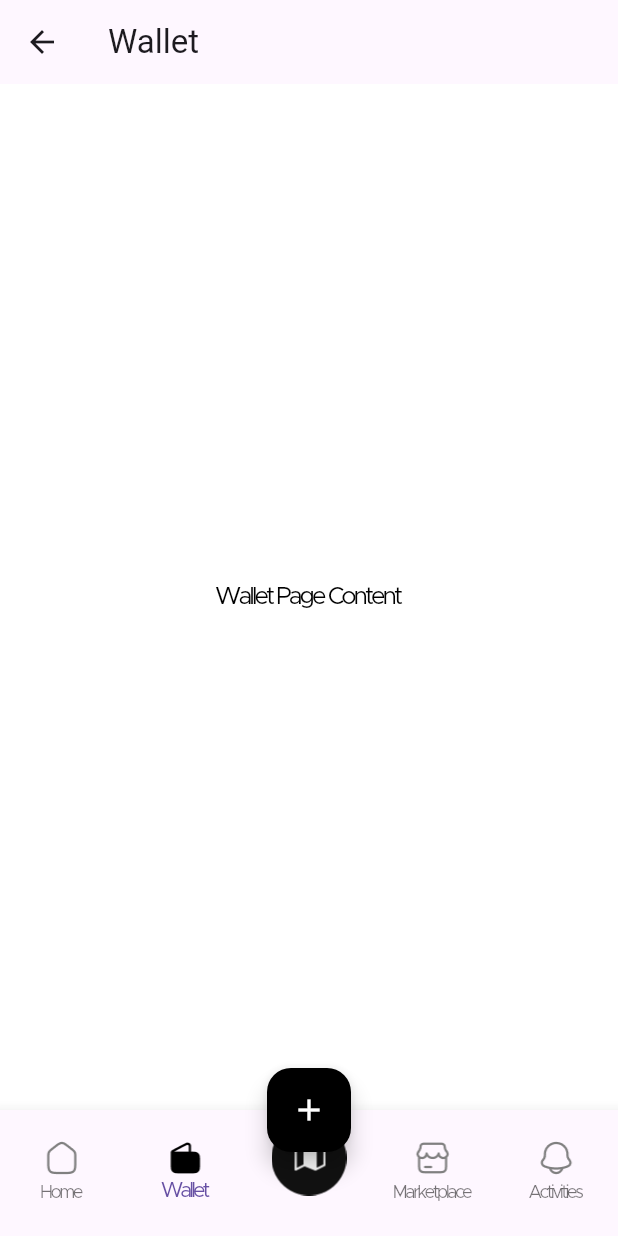
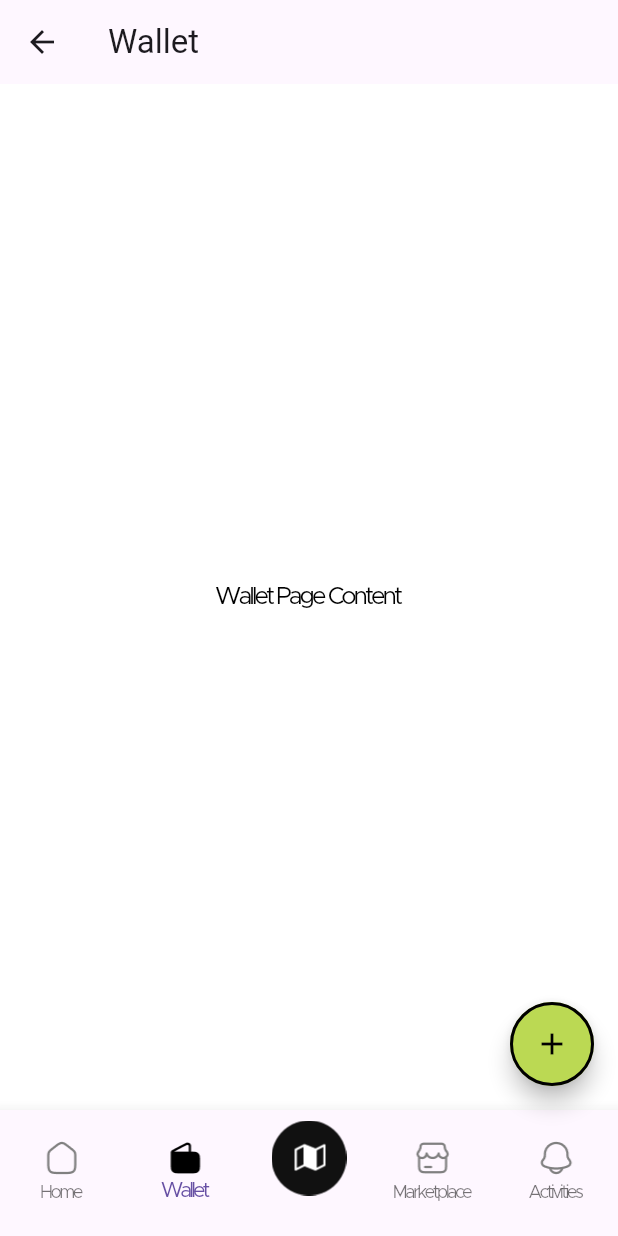
Before and after one commit to dammyaro/kliks, a Flutter app: the MainAppPage screen opened by its route, item 2 of the bottom bar chosen, after a tap on the "add" icon, on a phone screen of 412 x 824 dp. Run offline on Flutter 3.47's test engine with Material 3 defaults, Android fonts, the phone set to English and light mode, and no system bars; our stand-ins replace flutter_screenutil.

Commit message:
Fixed event filter and avatar

```diff
--- a/lib/features/main_app/home/home_page.dart
+++ b/lib/features/main_app/home/home_page.dart
@@ -14,16 +14,19 @@ class HomePage extends StatelessWidget {
         children: [
           SizedBox(height: 40.h), // Responsive spacing from the top
           const MainAppBar(), // Custom app bar widget
-          SizedBox(height: 40.h), // Responsive spacing from the top
+          SizedBox(height: 5.h), // Responsive spacing from the top
           const EventFilter(),
           Expanded(
             child: DefaultTabController(
               length: 4,
               child: Column(
                 children: [
-                  TabBar(
+                    TabBar(
                     labelColor: Theme.of(context).textTheme.bodyLarge?.color,
                     unselectedLabelColor: Theme.of(context).textTheme.bodySmall?.color,
+                    labelStyle: const TextStyle(
+                      fontFamily: 'Metropolis-SemiBold',
+                    ),
                     tabs: const [
                       Tab(text: 'All events'),
                       Tab(text: 'Social'),
@@ -50,19 +53,19 @@ class HomePage extends StatelessWidget {
                                   children: [
                                     Icon(
                                       Icons.location_off_outlined,
-                                      size: 48,
-                                      color: Theme.of(context).iconTheme.color,
+                                      size: 35.sp,
+                                      color: Theme.of(context).iconTheme.color?.withOpacity(0.5),
                                     ),
                                     SizedBox(height: 16.h),
                                     Text(
-                                      'No events to show here',
+                                      'No Events to show here',
                                       style: Theme.of(context).textTheme.bodySmall?.copyWith(
                                         fontSize: 15.sp,
                                         fontFamily: 'Metropolis-SemiBold',
                                       ),
                                       textAlign: TextAlign.center,
                                     ),
-                                    SizedBox(height: 8.h),
+                                    SizedBox(height: 2.h),
                                     Text(
                                       'There are no events around you',
                                      style: Theme.of(context).textTheme.bodySmall?.copyWith(
--- a/lib/features/main_app/main_app_page.dart
+++ b/lib/features/main_app/main_app_page.dart
@@ -30,10 +30,13 @@ class _MainAppPageState extends State<MainAppPage> {
           // Handle FAB action here
           print('FAB pressed');
         },
-        backgroundColor: Theme.of(context).primaryColor, // Use the app's primary color
-        child: const Icon(Icons.add, color: Colors.white), // Add icon
+        backgroundColor: const Color(0xffbbd953), // Custom background color
+        shape: CircleBorder(
+          side: BorderSide(color: Colors.black, width: 2), // Black outline
+        ),
+        child: const Icon(Icons.add, color: Colors.black), // Black plus icon
       ),
-      floatingActionButtonLocation: FloatingActionButtonLocation.centerDocked, // Position FAB in the center
+      floatingActionButtonLocation: FloatingActionButtonLocation.endFloat, // Shift FAB up slightly
       bottomNavigationBar: BottomNavigationBar(
         currentIndex: _currentIndex,
         onTap: (index) => setState(() => _currentIndex = index),
--- a/lib/shared/widgets/event_filter.dart
+++ b/lib/shared/widgets/event_filter.dart
@@ -8,69 +8,92 @@ class EventFilter extends StatefulWidget {
 }
 
 class _EventFilterState extends State<EventFilter> {
-  bool isNearbySelected = true; // Track if "Near by Events" is selected
+  bool isNearbySelected = false; // Track if "Nearby Events" is selected
   bool isFollowingSelected = false; // Track if "Following" is selected
 
   @override
   Widget build(BuildContext context) {
     return Container(
-      padding: const EdgeInsets.symmetric(horizontal: 10, vertical: 5), // Add padding
+      padding: const EdgeInsets.symmetric(horizontal: 15, vertical: 15), // Add vertical padding
       color: Theme.of(context).scaffoldBackgroundColor, // Match the theme's background
       child: Row(
-        mainAxisAlignment: MainAxisAlignment.spaceEvenly, // Space buttons evenly
+        mainAxisAlignment: MainAxisAlignment.start, // Align buttons to the start
         children: [
-          // "Near by Events" Button
+          // "Nearby Events" Button
           GestureDetector(
             onTap: () {
               setState(() {
-                isNearbySelected = !isNearbySelected;
+          isNearbySelected = !isNearbySelected; // Toggle selection
               });
             },
-            child: Row(
-              children: [
-                Icon(
-                  Icons.filter_alt_outlined,
-                  color: isNearbySelected ? Theme.of(context).primaryColor : Colors.grey,
+            child: Container(
+              padding: const EdgeInsets.symmetric(horizontal: 20, vertical: 10), // Add padding inside the button
+              decoration: BoxDecoration(
+          color: isNearbySelected ? Colors.white : Colors.grey[700], // Background color
+          borderRadius: BorderRadius.circular(10), // Rounded corners
               ),
-                const SizedBox(width: 5), // Spacing between icon and text
-                Text(
-                  'Near by Events',
+              child: Text(
+          'Nearby Events',
           style: TextStyle(
-                    fontSize: 16,
-                    fontWeight: isNearbySelected ? FontWeight.bold : FontWeight.normal,
-                    color: isNearbySelected ? Theme.of(context).primaryColor : Colors.grey,
+            fontSize: 12,
+            fontWeight: FontWeight.bold,
+            color: isNearbySelected ? Colors.black : Colors.grey[500], // Adjust text color
           ),
               ),
-              ],
             ),
           ),
+
+          // Space between buttons
+          const SizedBox(width: 15), // Increased space between buttons
 
           // "Following" Button
           GestureDetector(
             onTap: () {
               setState(() {
-                isFollowingSelected = !isFollowingSelected;
+          isFollowingSelected = !isFollowingSelected; // Toggle selection
               });
             },
-            child: Row(
-              children: [
-                Icon(
-                  Icons.filter_alt_outlined,
-                  color: isFollowingSelected ? Theme.of(context).primaryColor : Colors.grey,
+            child: Container(
+              padding: const EdgeInsets.symmetric(horizontal: 20, vertical: 10), // Add padding inside the button
+              decoration: BoxDecoration(
+          color: isFollowingSelected ? Colors.white : Colors.grey[700], // Background color
+          borderRadius: BorderRadius.circular(10), // Rounded corners
               ),
-                const SizedBox(width: 5), // Spacing between icon and text
-                Text(
+              child: Text(
           'Following',
           style: TextStyle(
-                    fontSize: 16,
-                    fontWeight: isFollowingSelected ? FontWeight.bold : FontWeight.normal,
-                    color: isFollowingSelected ? Theme.of(context).primaryColor : Colors.grey,
+            fontSize: 12,
+            fontWeight: FontWeight.bold,
+            color: isFollowingSelected ? Colors.black : Colors.grey[500], // Adjust text color
+          ),
+              ),
+            ),
+          ),
+
+          // Space between buttons
+          const SizedBox(width: 15), // Increased space between buttons
+
+          // Icon Button with Background
+          GestureDetector(
+            onTap: () {
+              // Handle icon button click
+              print('Filter icon clicked');
+            },
+            child: Container(
+              padding: const EdgeInsets.all(10), // Add padding around the icon
+              decoration: BoxDecoration(
+          color: Colors.grey[700], // Background color (unselected version)
+          borderRadius: BorderRadius.circular(10), // Rounded corners
+              ),
+                child: Image.asset(
+              'assets/icons/setting-4.png',
+              width: 14,
+              height: 14,
+              ),
             ),
           ),
         ],
-            ),
-          ),
-        ],
+
       ),
     );
   }
--- a/lib/shared/widgets/main_app_bar.dart
+++ b/lib/shared/widgets/main_app_bar.dart
@@ -25,7 +25,7 @@ class MainAppBar extends StatelessWidget {
             Expanded(
                 child: Container(
                 margin: const EdgeInsets.symmetric(horizontal: 10), // Add horizontal margin
-                padding: const EdgeInsets.symmetric(horizontal: 10, vertical: 0), // Add padding inside the text box
+                padding: const EdgeInsets.symmetric(horizontal: 10, vertical: 0), // Reduce vertical padding inside the text box
                 decoration: BoxDecoration(
                 color: Theme.of(context).brightness == Brightness.light
                 ? Colors.grey[200]
@@ -51,11 +51,11 @@ class MainAppBar extends StatelessWidget {
               ),
 
 
-            // Right: Avatar Icon
-            const Icon(
-              Icons.account_circle_outlined,
-              size: 50, // Adjust icon size
-              color: Colors.grey, // Icon color
+            // Right: Avatar Image
+            Image.asset(
+              'assets/icons/avatar.png',
+              height: 50, // Adjust image height
+              width: 50, // Adjust image width
             ),
           ],
         ),
--- a/lib/shared/widgets/onboarding_prompt.dart
+++ b/lib/shared/widgets/onboarding_prompt.dart
@@ -10,7 +10,7 @@ class OnboardingPrompt extends StatelessWidget {
   @override
   Widget build(BuildContext context) {
     return SizedBox(
-      width: MediaQuery.of(context).size.width * 0.9, // Reduce width to 90% of the screen
+      width: MediaQuery.of(context).size.width * 1, // Reduce width to 90% of the screen
       // height: MediaQuery.of(context).size.width * 0.5,
       child: Container(
         padding: EdgeInsets.all(20.w), // Adjust padding inside the box
@@ -24,9 +24,10 @@ class OnboardingPrompt extends StatelessWidget {
           mainAxisSize: MainAxisSize.min, // Reduce height to fit content
           children: [
             Text(
-              "You're almost done",
+              "You're almost done!",
               style: Theme.of(context).textTheme.bodySmall?.copyWith(
                     fontFamily: 'Metropolis-SemiBold',
+                    letterSpacing: -1,
                     fontSize: 20.sp, // Adjust font size
                     color: Colors.black, // Black text color
                     fontWeight: FontWeight.bold,
@@ -34,10 +35,11 @@ class OnboardingPrompt extends StatelessWidget {
             ),
             SizedBox(height: 8.h), // Spacing between main text and subtext
             Text(
-              "Hi, let's get you a personalized experience on Kliks Please continue by providing some details.",
+                "Hi, let's get you a personalized experience on Kliks\nPlease continue by providing some details.",
               style: Theme.of(context).textTheme.bodySmall?.copyWith(
                     color: Colors.black.withOpacity(0.9),
-                    fontSize: 11.sp, // Adjust font size
+                    letterSpacing: -1,
+                    fontSize: 13.sp, // Adjust font size
                   ),
             ),
             SizedBox(height: 10.h), // Spacing before the button
--- a/lib/shared/widgets/small_button.dart
+++ b/lib/shared/widgets/small_button.dart
@@ -24,12 +24,12 @@ class SmallButton extends StatelessWidget {
       shape: RoundedRectangleBorder(
         borderRadius: BorderRadius.circular(10), // Rounded corners
       ),
-      minimumSize: const Size(double.infinity, 35), // Full-width button
+      minimumSize: const Size(double.infinity, 30), // Full-width button
       ),
       child: Text(
       text,
       style: Theme.of(context).textTheme.bodySmall?.copyWith(
-        fontSize: 16, // Adjust font size as needed
+        fontSize: 12, // Adjust font size as needed
         fontWeight: FontWeight.bold,
         color: textColor ?? Theme.of(context).scaffoldBackgroundColor, // Default to white text
       ),
```
Also changed, not shown: assets/icons/avatar.png (added), assets/icons/setting-4.png (added). Lines whose indentation alone changed are shown as unchanged.
